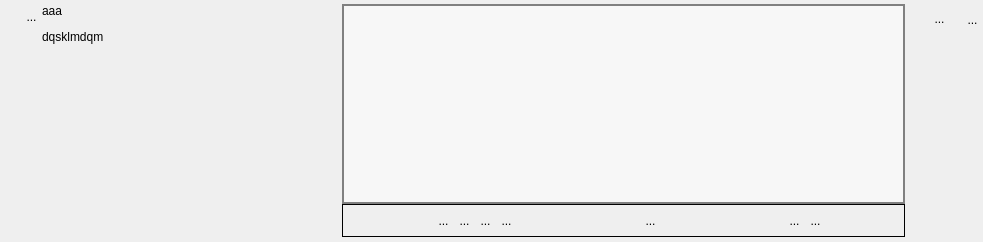
This is UiQT4/desWidgetPlusieursBase.ui in SalomePlatform/eficas_tools as Qt 5 draws it before an edit. The edited form follows.
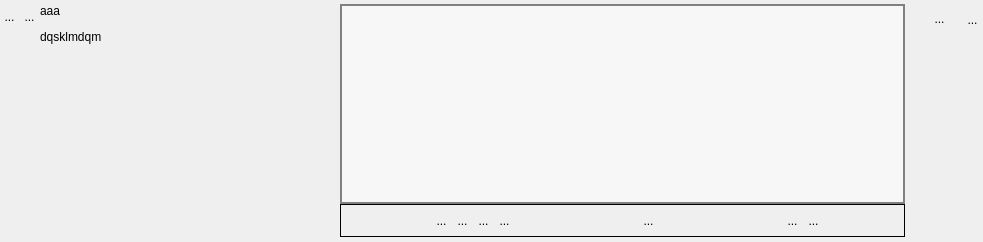
This is the edited form. Icons and pictures are not drawn. Custom widgets are drawn as their Qt base class.

What changed in the file:
```diff
--- a/UiQT4/desWidgetPlusieursBase.ui
+++ b/UiQT4/desWidgetPlusieursBase.ui
@@ -61,20 +61,39 @@
         <enum>QLayout::SetFixedSize</enum>
        </property>
        <item>
-        <spacer name="horizontalSpacer_3">
-         <property name="orientation">
-          <enum>Qt::Horizontal</enum>
+        <widget class="QToolButton" name="BFermeListe">
+         <property name="sizePolicy">
+          <sizepolicy hsizetype="Fixed" vsizetype="Fixed">
+           <horstretch>0</horstretch>
+           <verstretch>0</verstretch>
+          </sizepolicy>
          </property>
-         <property name="sizeType">
-          <enum>QSizePolicy::Fixed</enum>
-         </property>
-         <property name="sizeHint" stdset="0">
+         <property name="maximumSize">
           <size>
            <width>21</width>
-           <height>20</height>
+           <height>25</height>
           </size>
          </property>
-        </spacer>
+         <property name="toolTip">
+          <string>permet de gérer la liste</string>
+         </property>
+         <property name="styleSheet">
+          <string notr="true">border:0px</string>
+         </property>
+         <property name="text">
+          <string>...</string>
+         </property>
+         <property name="icon">
+          <iconset>
+           <normaloff>../Editeur/icons/minusnode.png</normaloff>../Editeur/icons/minusnode.png</iconset>
+         </property>
+         <property name="iconSize">
+          <size>
+           <width>25</width>
+           <height>25</height>
+          </size>
+         </property>
+        </widget>
        </item>
        <item>
         <widget class="MonBoutonValide" name="RBValide">
```
